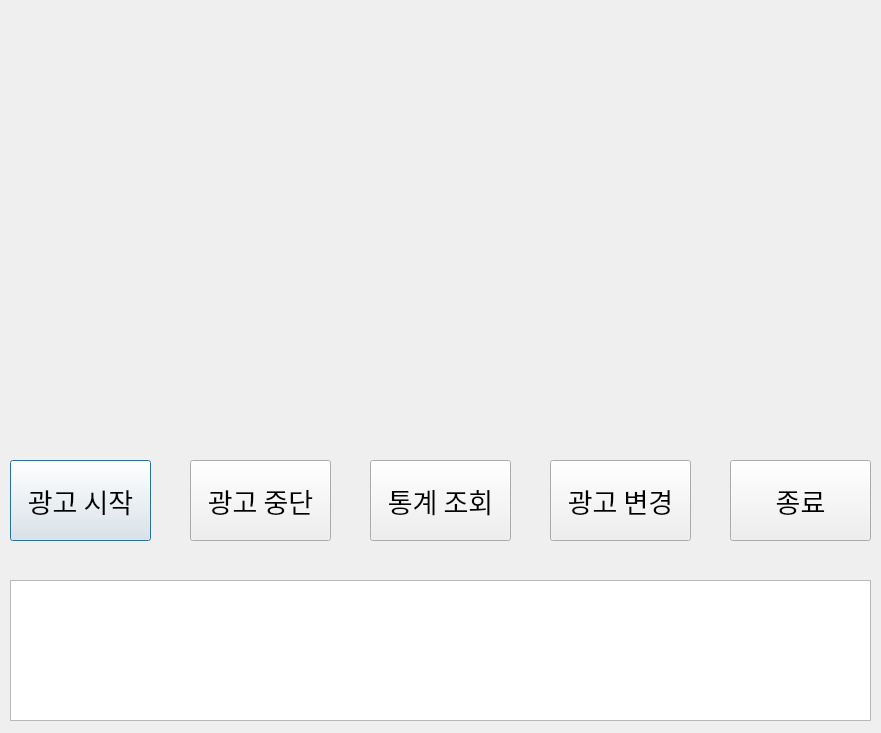
Old version of the form UI/serverUi.ui in the repository sannyuni33/smartAD.
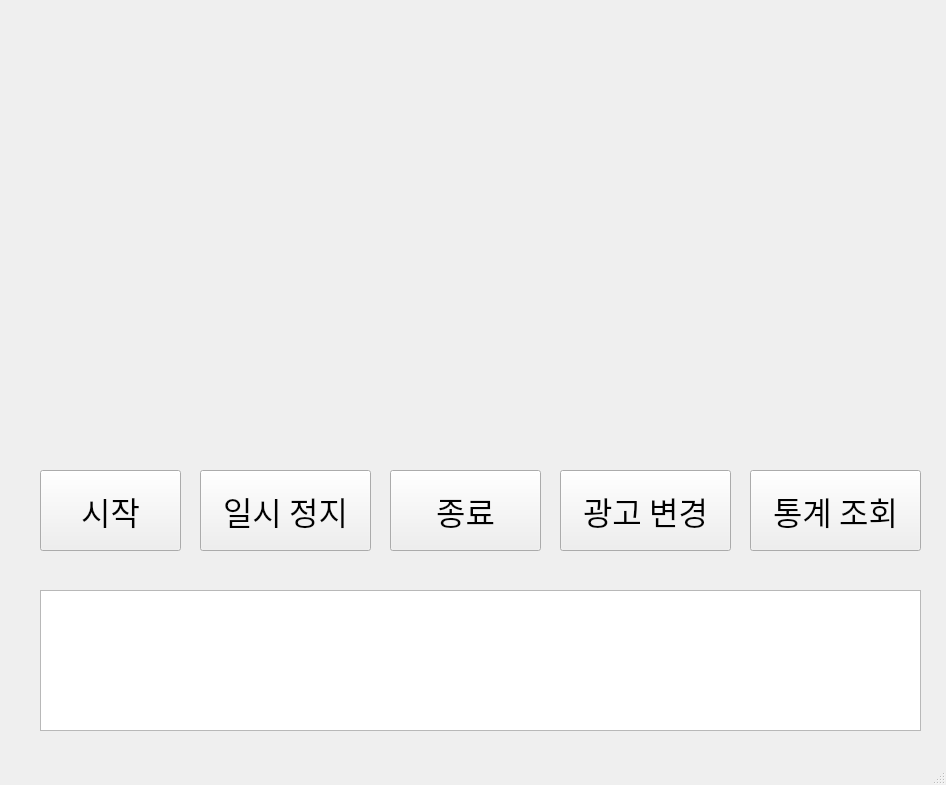
New version of the form.

Commit message: 20200509광고변경 끝

Diff of the .ui file:
```diff
--- a/UI/serverUi.ui
+++ b/UI/serverUi.ui
@@ -1,114 +1,96 @@
 <?xml version="1.0" encoding="UTF-8"?>
 <ui version="4.0">
- <class>Dialog</class>
- <widget class="QDialog" name="Dialog">
+ <class>MainWindow</class>
+ <widget class="QMainWindow" name="MainWindow">
   <property name="geometry">
    <rect>
     <x>0</x>
     <y>0</y>
-    <width>881</width>
-    <height>733</height>
+    <width>946</width>
+    <height>785</height>
    </rect>
   </property>
   <property name="windowTitle">
    <string>Dialog</string>
   </property>
+  <widget class="QWidget" name="centralwidget">
   <widget class="QPushButton" name="pushButton">
    <property name="geometry">
     <rect>
-     <x>10</x>
-     <y>460</y>
+      <x>40</x>
+      <y>470</y>
      <width>141</width>
      <height>81</height>
     </rect>
    </property>
    <property name="font">
     <font>
-     <family>08서울남산체 B</family>
-     <pointsize>20</pointsize>
+      <family>Agency FB</family>
+      <pointsize>24</pointsize>
     </font>
    </property>
    <property name="text">
-    <string>광고 시작</string>
-   </property>
-  </widget>
-  <widget class="QPushButton" name="pushButton_2">
-   <property name="geometry">
-    <rect>
-     <x>190</x>
-     <y>460</y>
-     <width>141</width>
-     <height>81</height>
-    </rect>
-   </property>
-   <property name="font">
-    <font>
-     <family>08서울남산체 B</family>
-     <pointsize>20</pointsize>
-    </font>
-   </property>
-   <property name="text">
-    <string>광고 중단</string>
-   </property>
-  </widget>
-  <widget class="QPushButton" name="pushButton_3">
-   <property name="geometry">
-    <rect>
-     <x>370</x>
-     <y>460</y>
-     <width>141</width>
-     <height>81</height>
-    </rect>
-   </property>
-   <property name="font">
-    <font>
-     <family>08서울남산체 B</family>
-     <pointsize>20</pointsize>
-    </font>
-   </property>
-   <property name="text">
-    <string>통계 조회</string>
+     <string>시작</string>
    </property>
   </widget>
   <widget class="QPushButton" name="pushButton_4">
    <property name="geometry">
     <rect>
-     <x>550</x>
-     <y>460</y>
-     <width>141</width>
+      <x>560</x>
+      <y>470</y>
+      <width>171</width>
      <height>81</height>
     </rect>
    </property>
    <property name="font">
     <font>
-     <family>08서울남산체 B</family>
-     <pointsize>20</pointsize>
+      <family>Agency FB</family>
+      <pointsize>24</pointsize>
     </font>
    </property>
    <property name="text">
     <string>광고 변경</string>
    </property>
   </widget>
-  <widget class="QLabel" name="label">
+   <widget class="QPushButton" name="pushButton_3">
    <property name="geometry">
     <rect>
-     <x>10</x>
-     <y>10</y>
-     <width>411</width>
-     <height>421</height>
-    </rect>
-   </property>
+      <x>200</x>
+      <y>470</y>
+      <width>171</width>
+      <height>81</height>
+     </rect>
+    </property>
+    <property name="font">
+     <font>
+      <family>Agency FB</family>
+      <pointsize>24</pointsize>
+     </font>
+    </property>
    <property name="text">
-    <string/>
+     <string>일시 정지</string>
    </property>
   </widget>
   <widget class="QLabel" name="label_2">
    <property name="geometry">
     <rect>
-     <x>460</x>
+      <x>500</x>
      <y>10</y>
      <width>411</width>
-     <height>421</height>
+      <height>431</height>
+     </rect>
+    </property>
+    <property name="text">
+     <string/>
+    </property>
+   </widget>
+   <widget class="QLabel" name="label">
+    <property name="geometry">
+     <rect>
+      <x>30</x>
+      <y>10</y>
+      <width>411</width>
+      <height>431</height>
     </rect>
    </property>
    <property name="text">
@@ -118,37 +100,63 @@
   <widget class="QTextBrowser" name="textBrowser">
    <property name="geometry">
     <rect>
-     <x>10</x>
-     <y>580</y>
-     <width>861</width>
+      <x>40</x>
+      <y>590</y>
+      <width>881</width>
      <height>141</height>
     </rect>
    </property>
-   <property name="font">
-    <font>
-     <family>08서울남산체 EB</family>
-    </font>
-   </property>
-  </widget>
-  <widget class="QPushButton" name="pushButton_5">
+   </widget>
+   <widget class="QPushButton" name="pushButton_2">
    <property name="geometry">
     <rect>
-     <x>730</x>
-     <y>460</y>
-     <width>141</width>
+      <x>390</x>
+      <y>470</y>
+      <width>151</width>
      <height>81</height>
     </rect>
    </property>
    <property name="font">
     <font>
-     <family>08서울남산체 B</family>
-     <pointsize>20</pointsize>
+      <family>Agency FB</family>
+      <pointsize>24</pointsize>
     </font>
    </property>
    <property name="text">
     <string>종료</string>
    </property>
   </widget>
+   <widget class="QPushButton" name="pushButton_5">
+    <property name="geometry">
+     <rect>
+      <x>750</x>
+      <y>470</y>
+      <width>171</width>
+      <height>81</height>
+     </rect>
+    </property>
+    <property name="font">
+     <font>
+      <family>Agency FB</family>
+      <pointsize>24</pointsize>
+     </font>
+    </property>
+    <property name="text">
+     <string>통계 조회</string>
+    </property>
+   </widget>
+  </widget>
+  <widget class="QMenuBar" name="menubar">
+   <property name="geometry">
+    <rect>
+     <x>0</x>
+     <y>0</y>
+     <width>946</width>
+     <height>26</height>
+    </rect>
+   </property>
+  </widget>
+  <widget class="QStatusBar" name="statusbar"/>
  </widget>
  <resources/>
  <connections/>
```
Left out of the diff: 2 changed lines with no effect on the pictures. Lines whose indentation alone changed are shown as unchanged. The commit also changes 49 other files.
